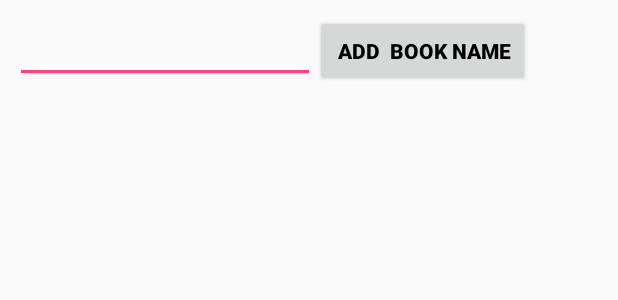
After one commit to Anik-Khan/NSU_BOOKERS, an Android app: the layout activity_wish_part.xml on its own in the app's theme, with its tools: preview values and no code run, on a phone screen of 412 x 824 dp. The commit adds this screen. Shown: the top 300 px of the screen. Run offline under Robolectric (Android 15) with nearby library versions, the phone set to English and light mode, and no system bars.

Commit message:
Ready to take wish/(Taleb042)

```diff
--- a/app/src/main/AndroidManifest.xml
+++ b/app/src/main/AndroidManifest.xml
@@ -31,6 +31,7 @@
         <activity
             android:name=".AddBook"
             android:label="Sell Book" />
+        <activity android:name=".WishPart"></activity>
     </application>
 
 </manifest>
--- /dev/null
+++ b/app/src/main/res/layout/activity_wish_part.xml
@@ -0,0 +1,41 @@
+<?xml version="1.0" encoding="utf-8"?>
+<LinearLayout xmlns:android="http://schemas.android.com/apk/res/android"
+
+    xmlns:tools="http://schemas.android.com/tools"
+    android:layout_width="match_parent"
+    android:layout_height="match_parent"
+    android:orientation="vertical"
+    android:padding="10dp"
+    tools:context=".WishPart">
+    <RelativeLayout
+        android:layout_width="match_parent"
+        android:layout_height="wrap_content">
+
+        <EditText
+            android:id="@+id/txtinput"
+            android:layout_width="200dp"
+            android:layout_height="wrap_content"
+            android:textColor="@color/black"
+
+
+            android:visibility="visible" />
+
+        <Button
+            android:id="@+id/btadd"
+            android:layout_width="wrap_content"
+            android:layout_height="wrap_content"
+            android:layout_alignParentTop="true"
+            android:layout_toEndOf="@+id/txtinput"
+            android:text=" Add  Book Name"
+            android:textColor="@color/black"
+            android:textStyle="bold" />
+    </RelativeLayout>
+    <ListView
+        android:id="@+id/listv"
+        android:layout_width="match_parent"
+        android:layout_height="wrap_content"
+        >
+
+    </ListView>
+
+</LinearLayout>
--- a/app/src/main/res/menu/drawermenu.xml
+++ b/app/src/main/res/menu/drawermenu.xml
@@ -15,6 +15,12 @@
         android:icon="@drawable/sell"
         android:title="Selling History" />
     <item
+        android:id="@+id/ITMwish"
+        android:clickable="true"
+        android:icon="@drawable/wish"
+        android:onClick="BtnWish"
+        android:title="Add Wish" />
+    <item
         android:id="@+id/ITMsettings"
         android:icon="@drawable/settinglogo"
         android:title="Settings" />
```
Also changed, not shown: app/src/main/java/com/anix/bookers/BookListActivity.java (+12 -0 lines), app/src/main/java/com/anix/bookers/WishPart.java (added, +41 -0 lines).
